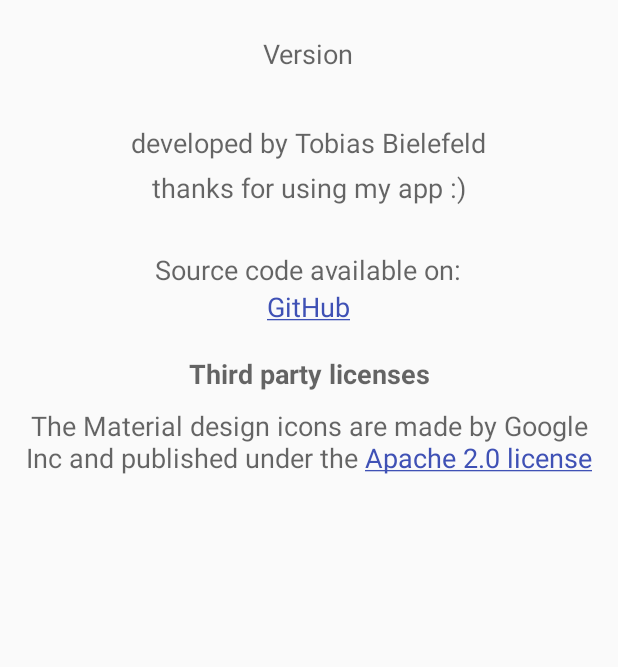
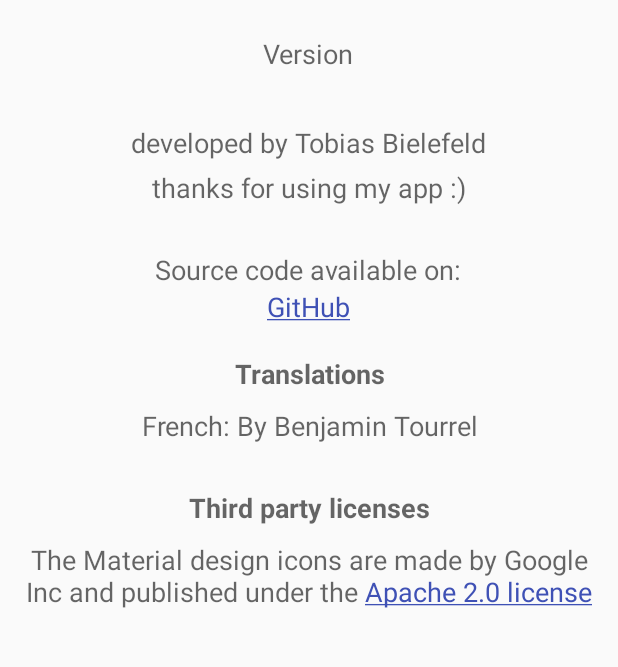
Before and after one commit to TobiasBielefeld/Simple-Search, an Android app: the layout content_about_tab1.xml on its own in the app's theme, with its tools: preview values and no code run, on a phone screen of 412 x 824 dp, the part 112-779 px from its top. Run offline under Robolectric (Android 15) with nearby library versions, the phone set to English and light mode, and no system bars.

Commit message:
french translation and transparent widget

```diff
--- a/app/build.gradle
+++ b/app/build.gradle
@@ -8,8 +8,8 @@ android {
         applicationId "de.tobiasbielefeld.searchbar"
         minSdkVersion 14
         targetSdkVersion 25
-        versionCode 4
-        versionName "1.1.1"
+        versionCode 5
+        versionName "1.1.2"
         vectorDrawables.useSupportLibrary = true
     }
     buildTypes {
--- /dev/null
+++ b/app/src/main/res/drawable/widget_background2.xml
@@ -0,0 +1,6 @@
+<?xml version="1.0" encoding="utf-8"?>
+<shape xmlns:android="http://schemas.android.com/apk/res/android"
+    android:shape="rectangle">
+    <solid android:color="#7FFFFFFF" />
+    <corners android:radius="4dp" />
+</shape>
--- a/app/src/main/res/layout/content_about_tab1.xml
+++ b/app/src/main/res/layout/content_about_tab1.xml
@@ -96,6 +96,28 @@
         android:layout_width="match_parent"
         android:layout_height="wrap_content"
         android:layout_gravity="center_horizontal"
+        android:layout_marginBottom="10dp"
+        android:layout_marginTop="20dp"
+        android:focusable="false"
+        android:gravity="center"
+        android:text="@string/translations"
+        android:textAppearance="?android:attr/textAppearanceMedium"
+        android:textStyle="normal|bold" />
+
+    <TextView
+        android:layout_width="match_parent"
+        android:layout_height="wrap_content"
+        android:layout_gravity="center_horizontal"
+        android:layout_marginBottom="10dp"
+        android:focusable="false"
+        android:gravity="center"
+        android:text="@string/translation_french"
+        android:textAppearance="?android:attr/textAppearanceMedium" />
+
+    <TextView
+        android:layout_width="match_parent"
+        android:layout_height="wrap_content"
+        android:layout_gravity="center_horizontal"
         android:layout_marginTop="20dp"
         android:layout_marginBottom="10dp"
         android:focusable="false"
--- a/app/src/main/res/values/array.xml
+++ b/app/src/main/res/values/array.xml
@@ -25,7 +25,7 @@
     </string-array>
 
     <string-array formatted="false" name="search_engine_uris">
-        <item>empty</item> <!-- custom search engine will be set up promatically, so this entry can be empty-->
+        <item>empty</item> <!-- custom search engine will be set up programmatically, so this entry can be empty-->
         <item>https://www.google.com/#q=%s</item>
         <item>https://search.yahoo.com/search?p=%s</item>
         <item>https://www.bing.com/search?q=%s</item>
@@ -40,12 +40,14 @@
         <item>Default language</item>
         <item>English</item>
         <item>German</item>
+        <item>French</item>
     </string-array>
 
     <string-array name="pref_language_values">
         <item>default</item>
         <item>en</item>
         <item>de</item>
+        <item>fr</item>
     </string-array>
 
     <string-array name="pref_orientation_titles">
--- a/app/src/main/res/values/strings.xml
+++ b/app/src/main/res/values/strings.xml
@@ -11,7 +11,7 @@
     <string name="unsupported_search_string">Your custom search url isn\'t valid :/</string>
     <string name="string_doesnt_contain_placeholder">There is no placeholder for the search query in your custom search engine!</string>
 
-    <string name="menu_settings">@string/activity_settings</string>
+    <string name="menu_settings" translatable="false">@string/activity_settings</string>
     <string name="menu_delete_all">Delete all records</string>
     <string name="search_hint">Search for…</string>
 
@@ -54,6 +54,7 @@
     <string name="about_text2">thanks for using my app :)</string>
 
     <string name="translations">Translations</string>
+    <string name="translation_french">French: By Benjamin Tourrel</string>
 
     <string name="about_build_date">Build date</string>
     <string name="about_programm_code_text">Source code available on:</string>
--- a/build.gradle
+++ b/build.gradle
@@ -5,7 +5,7 @@ buildscript {
         jcenter()
     }
     dependencies {
-        classpath 'com.android.tools.build:gradle:2.3.1'
+        classpath 'com.android.tools.build:gradle:2.3.2'
 
         // NOTE: Do not place your application dependencies here; they belong
         // in the individual module build.gradle files
```
Also changed, not shown: app/src/main/AndroidManifest.xml (+10 -0 lines), app/src/main/java/de/tobiasbielefeld/searchbar/classes/CustomWidgetProvider2.java (added, +50 -0 lines), app/src/main/res/layout/widget_layout2.xml (added, +38 -0 lines), app/src/main/res/xml/widget_infos2.xml (added, +10 -0 lines), app/src/main/res/drawable/widget_preview2.png (added), app/src/main/res/drawable/widget_search.png (added), 5 other files.
